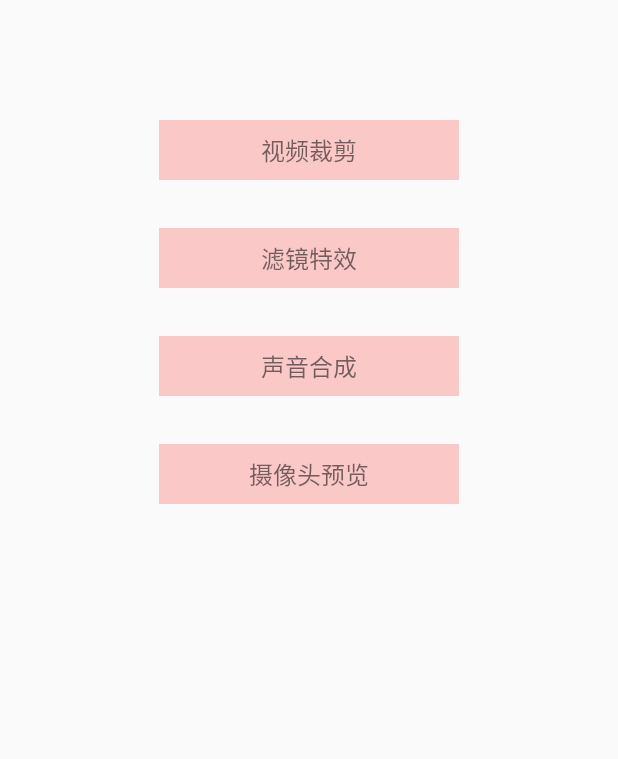
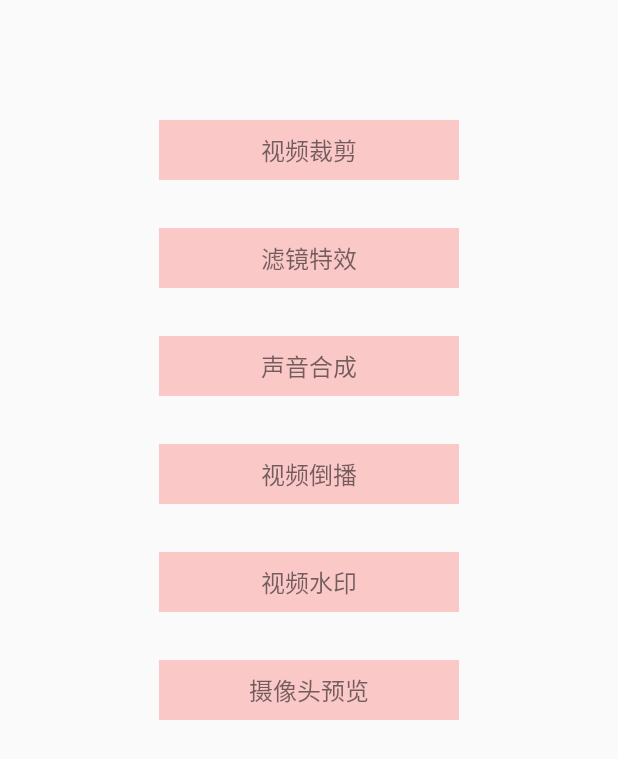
Before and after one commit to JeffMony/MediaEditSDK, an Android app: the screen it shows after launch (MainActivity), on a phone screen of 412 x 824 dp. Shown: the top 759 px of the screen. Run offline under Robolectric (Android 15) with nearby library versions, the phone set to English and light mode, and no system bars.

Commit message:
增加几个视频的功能

```diff
--- a/app/src/main/res/layout/activity_main.xml
+++ b/app/src/main/res/layout/activity_main.xml
@@ -43,10 +43,36 @@
         android:textSize="16sp" />
 
     <TextView
+        android:id="@+id/tv_local_video_reverse"
+        android:layout_width="@dimen/entry_textview_width"
+        android:layout_height="wrap_content"
+        android:layout_below="@+id/tv_local_video_audio"
+        android:layout_centerHorizontal="true"
+        android:layout_marginTop="32dp"
+        android:background="#33ff0000"
+        android:gravity="center"
+        android:padding="8dp"
+        android:text="视频倒播"
+        android:textSize="16sp" />
+
+    <TextView
+        android:id="@+id/tv_local_video_watermark"
+        android:layout_width="@dimen/entry_textview_width"
+        android:layout_height="wrap_content"
+        android:layout_below="@+id/tv_local_video_reverse"
+        android:layout_centerHorizontal="true"
+        android:layout_marginTop="32dp"
+        android:background="#33ff0000"
+        android:gravity="center"
+        android:padding="8dp"
+        android:text="视频水印"
+        android:textSize="16sp" />
+
+    <TextView
         android:id="@+id/tv_camera_preview"
         android:layout_width="@dimen/entry_textview_width"
         android:layout_height="wrap_content"
-        android:layout_below="@+id/tv_local_video_audio"
+        android:layout_below="@+id/tv_local_video_watermark"
         android:layout_centerHorizontal="true"
         android:layout_marginTop="32dp"
         android:background="#33ff0000"
```
Also changed, not shown: app/src/main/res/drawable-xhdpi/filter_daqiang.png (added).
